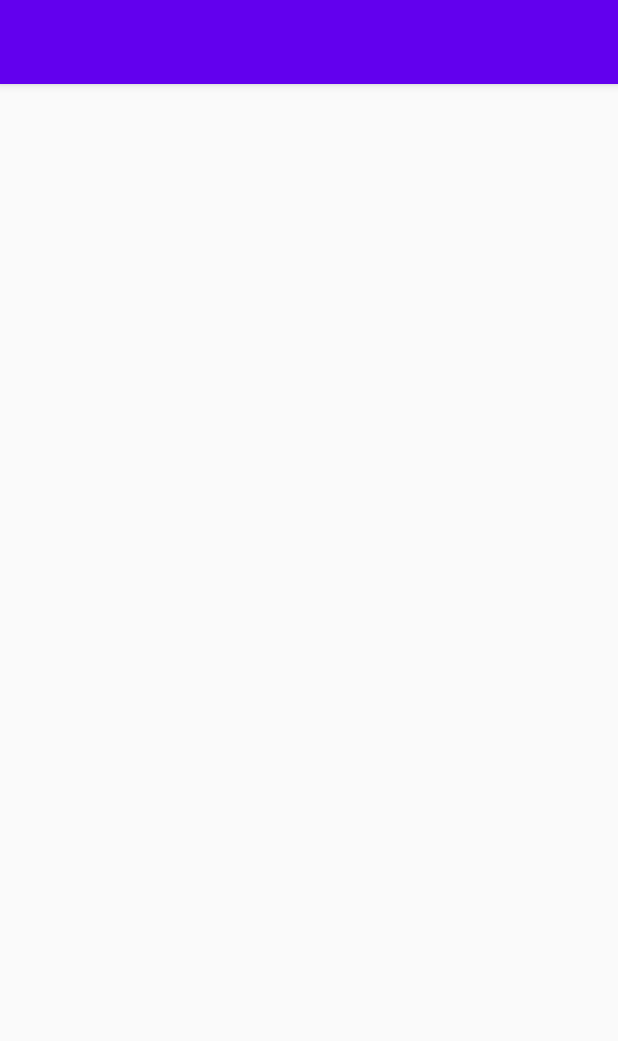
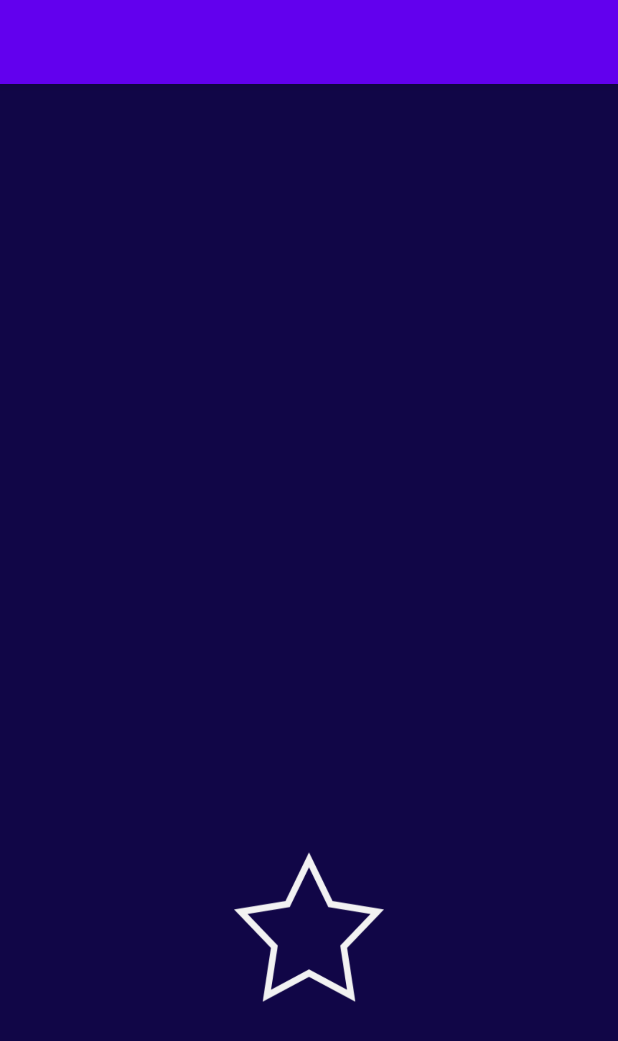
Before and after one commit to seonhye96/FlashLight, an Android app: the screen it shows after launch (MainActivity), on a phone screen of 412 x 824 dp. Shown: the top 1041 px of the screen. Run offline under Robolectric (Android 15) with nearby library versions, the phone set to English and light mode, and no system bars.

Commit message:
Flash 로직 성공

```diff
--- a/app/src/main/java/com/naesseuapp/flashlight/FlashActivity.kt
+++ b/app/src/main/java/com/naesseuapp/flashlight/FlashActivity.kt
@@ -1,4 +1,46 @@
 package com.naesseuapp.flashlight
 
-class FlashActivity {
+import android.content.Context
+import android.hardware.camera2.CameraCharacteristics
+import android.hardware.camera2.CameraManager
+import android.os.Build
+import androidx.annotation.RequiresApi
+
+@RequiresApi(Build.VERSION_CODES.LOLLIPOP)
+class FlashActivity (context: Context) {
+    private var cameraId: String? = null
+
+    private var cameraManager = context.getSystemService(Context.CAMERA_SERVICE) as CameraManager
+
+    init {
+        cameraId = getCameraId()
+    }
+
+    @RequiresApi(Build.VERSION_CODES.M)
+    fun flashOn() {
+        cameraId?.let{
+            cameraManager.setTorchMode(cameraId.toString(), true)
+        }
+    }
+    @RequiresApi(Build.VERSION_CODES.M)
+    fun flashOff(){
+        cameraId?.let {
+            cameraManager.setTorchMode(cameraId.toString(), false)
+        }
+    }
+
+    private fun getCameraId() : String? {
+        val cameraIds = cameraManager.cameraIdList
+        for(id in cameraIds){
+            val info = cameraManager.getCameraCharacteristics(id)
+            val flashAvailable = info.get(CameraCharacteristics.FLASH_INFO_AVAILABLE)
+            val lensFacing = info.get(CameraCharacteristics.LENS_FACING)
+
+            if(flashAvailable != null
+                && flashAvailable && lensFacing != null
+                && lensFacing == CameraCharacteristics.LENS_FACING_BACK)
+                return id
+        }
+        return null
+    }
 }
--- a/app/src/main/java/com/naesseuapp/flashlight/MainActivity.kt
+++ b/app/src/main/java/com/naesseuapp/flashlight/MainActivity.kt
@@ -1,11 +1,45 @@
 package com.naesseuapp.flashlight
 
+import android.os.Build
 import androidx.appcompat.app.AppCompatActivity
 import android.os.Bundle
+import android.widget.Toast
+import androidx.annotation.RequiresApi
+import kotlinx.android.synthetic.main.activity_main.*
 
 class MainActivity : AppCompatActivity() {
+    @RequiresApi(Build.VERSION_CODES.LOLLIPOP)
     override fun onCreate(savedInstanceState: Bundle?) {
         super.onCreate(savedInstanceState)
         setContentView(R.layout.activity_main)
+
+        setupEvent()
     }
+
+    @RequiresApi(Build.VERSION_CODES.LOLLIPOP)
+    fun setupEvent() {
+
+        var Check_Num = 0
+        val flash = FlashActivity(this)
+
+        starBtn.setOnClickListener {
+
+            if (Check_Num == 0){
+                Toast.makeText(this, "반짝!", Toast.LENGTH_SHORT).show()
+                Check_Num = 1
+                starBtn.setBackgroundResource(R.drawable.star2)
+                if (Build.VERSION.SDK_INT >= Build.VERSION_CODES.M) {
+                    flash.flashOn()
+                }
+            }else if (Check_Num == 1){
+                Toast.makeText(this, "흐유", Toast.LENGTH_SHORT).show()
+                Check_Num = 0
+                starBtn.setBackgroundResource(R.drawable.star1)
+                if (Build.VERSION.SDK_INT >= Build.VERSION_CODES.M) {
+                    flash.flashOff()
+                }
+            }
+        }
+    }
+
 }
--- a/app/src/main/java/com/naesseuapp/flashlight/TimeActivity.kt
+++ b/app/src/main/java/com/naesseuapp/flashlight/TimeActivity.kt
@@ -1,4 +1,8 @@
 package com.naesseuapp.flashlight
 
-class TimeActivity {
+import android.content.Context
+
+class TimeActivity (context: Context) {
+
+
 }
--- a/app/src/main/res/layout/activity_main.xml
+++ b/app/src/main/res/layout/activity_main.xml
@@ -5,7 +5,31 @@
     android:layout_width="match_parent"
     android:layout_height="match_parent"
     android:gravity="center"
-    tools:context="com.naesseuapp.flashlight.MainActivity">
+    android:orientation="vertical"
+    tools:context="com.naesseuapp.flashlight.MainActivity"
+    android:background="@color/colorDarkSky">
+
+
+    <LinearLayout
+        android:layout_width="wrap_content"
+        android:layout_height="0dp"
+        android:layout_weight="2">
+    </LinearLayout>
+
+    <LinearLayout
+        android:layout_width="wrap_content"
+        android:layout_height="0dp"
+        android:layout_weight="1">
+
+        <ImageButton
+            android:id="@+id/starBtn"
+            android:layout_width="100dp"
+            android:layout_height="100dp"
+            android:background="@drawable/star1"/>
+
+    </LinearLayout>
+
+
 
 
 
--- a/app/src/main/res/values/colors.xml
+++ b/app/src/main/res/values/colors.xml
@@ -3,4 +3,6 @@
     <color name="colorPrimary">#6200EE</color>
     <color name="colorPrimaryDark">#3700B3</color>
     <color name="colorAccent">#03DAC5</color>
+
+    <color name="colorDarkSky">#110647</color>
 </resources>
```
Also changed, not shown: app/src/main/res/drawable/change_button.xml (added, +13 -0 lines), app/src/main/res/drawable/star1.png (renamed from app/src/main/assets/star1.png), app/src/main/res/drawable/star2.png (renamed from app/src/main/assets/star2.png), app/src/main/res/drawable/star3.png (added).
